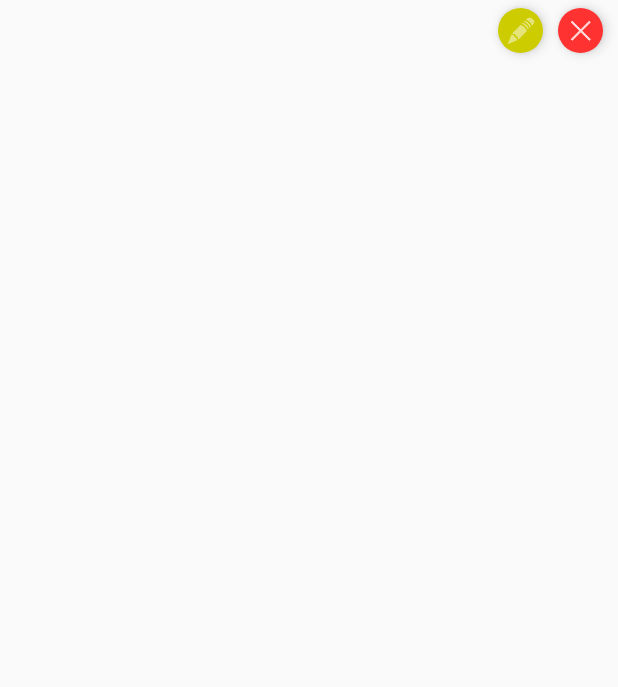
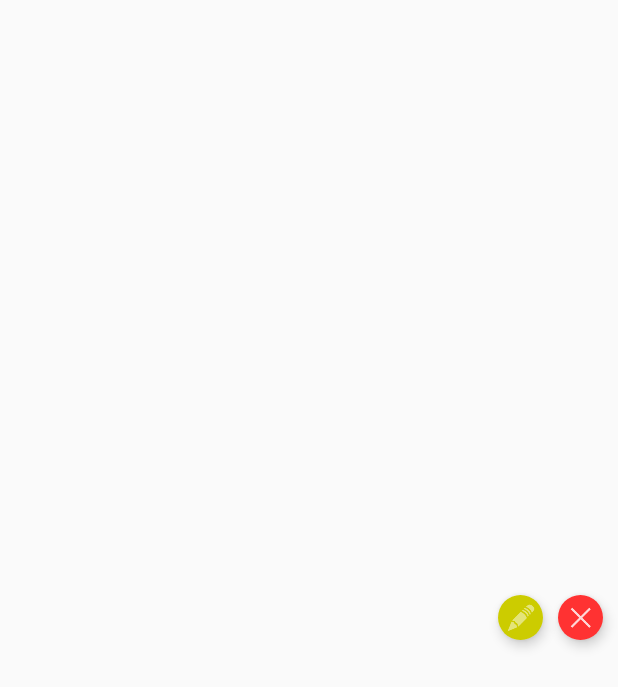
Before and after one commit to nbach/QuickTracker, an Android app: the layout job_detail_row.xml on its own in the app's theme, with its tools: preview values and no code run, on a phone screen of 412 x 824 dp. Shown: the top 687 px of the screen. Run offline under Robolectric (Android 15) with nearby library versions, the phone set to English and light mode, and no system bars.

Commit message:
Centered elements of job detail row

```diff
--- a/mobile/src/main/res/layout/job_detail_row.xml
+++ b/mobile/src/main/res/layout/job_detail_row.xml
@@ -10,6 +10,7 @@
         android:layout_height="match_parent"
         android:layout_marginLeft="15dp"
         android:layout_marginTop="5dp"
+        android:layout_centerVertical="true"
         android:textSize="30sp"
          />
 
@@ -21,6 +22,7 @@
         android:layout_alignParentRight="true"
         android:layout_marginRight="10dp"
         android:layout_marginTop="5dp"
+        android:layout_centerVertical="true"
         android:background="@drawable/circle_delete"
         android:elevation="5dp"
         android:src="@drawable/ic_action_name2" />
@@ -33,6 +35,7 @@
         android:layout_marginTop="5dp"
         android:layout_marginRight="10dp"
         android:layout_toLeftOf="@+id/deleteButton"
+        android:layout_centerVertical="true"
         android:background="@drawable/circle_edit"
         android:elevation="5dp"
         android:src="@drawable/ic_edit" />
```
